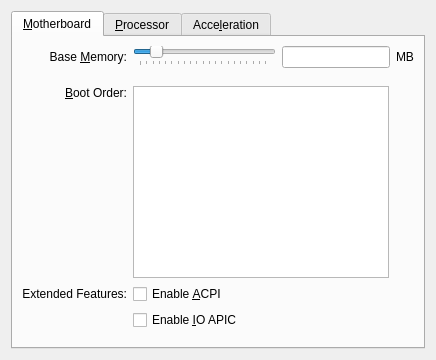
jljuxgm/vboxgit, file vbox/src/VBox/Frontends/VirtualBox/ui/VBoxVMSettingsSystem.ui: the form before one commit.
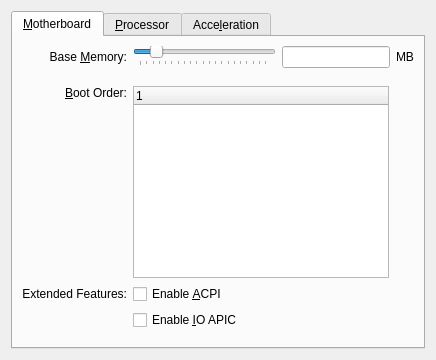
The form after the commit. Icons and pictures are not drawn. Custom widgets are drawn as their Qt base class.

Commit message:
commit_19850 ------------------------------------------------------------------------ r19850 | vboxsync | 2009-05-20 17:46:12 +0800 (Wed, 20 May 2009) | 1 line
FE/Qt4: 3875: Guest SMP settings - Linux-OSE build issue should be fixed.
------------------------------------------------------------------------

```diff
--- a/vbox/src/VBox/Frontends/VirtualBox/ui/VBoxVMSettingsSystem.ui
+++ b/vbox/src/VBox/Frontends/VirtualBox/ui/VBoxVMSettingsSystem.ui
@@ -208,9 +208,6 @@
            <property name="uniformRowHeights" >
             <bool>true</bool>
            </property>
-           <property name="headerHidden" >
-            <bool>true</bool>
-           </property>
            <column>
             <property name="text" >
              <string/>
```
The commit also changes 1 other file.
